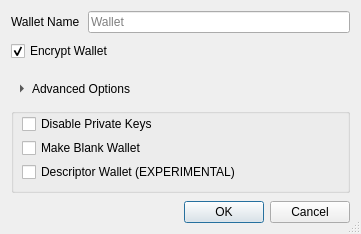
dashpay/dash-dev-branches, file src/qt/forms/createwalletdialog.ui: the form before one commit.
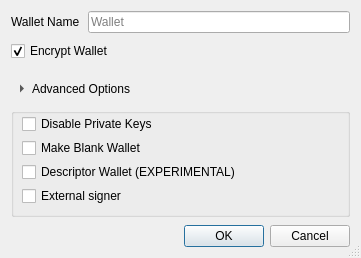
The form after the commit.

Commit message: Merge bitcoin-core/gui#4: UI external signer support (e.g. hardware wallet)

What changed in the file:
```diff
--- a/src/qt/forms/createwalletdialog.ui
+++ b/src/qt/forms/createwalletdialog.ui
@@ -155,6 +155,16 @@
         </property>
        </widget>
       </item>
+      <item>
+       <widget class="QCheckBox" name="external_signer_checkbox">
+        <property name="toolTip">
+         <string>Use an external signing device such as a hardware wallet. Configure the external signer script in wallet preferences first.</string>
+        </property>
+        <property name="text">
+         <string>External signer</string>
+        </property>
+       </widget>
+      </item>
      </layout>
     </widget>
    </item>
```
Left out of the diff: 1 changed line with no effect on the pictures. The commit also changes 18 other files.
